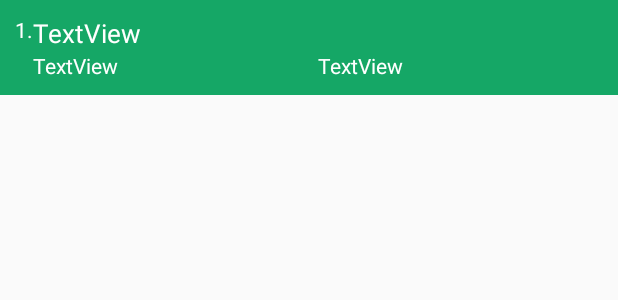
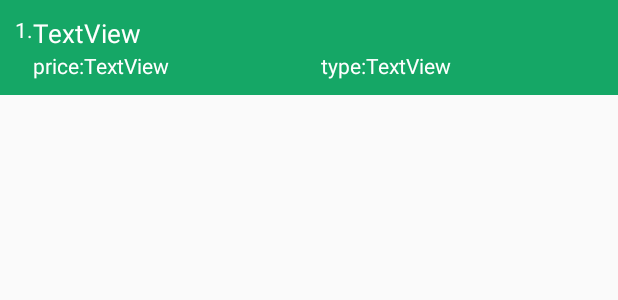
Before and after one commit to DerrickPikachu/PikaCount, an Android app: the layout list_item.xml on its own in the app's theme, with its tools: preview values and no code run, on a phone screen of 412 x 824 dp. Shown: the top 300 px of the screen. Run offline under Robolectric (Android 15) with nearby library versions, the phone set to English and light mode, and no system bars; plain views replace SwipeLayout.

Commit message:
Search with no type constraint

```diff
--- a/app/src/main/java/com/example/pikacount/viewStructure/AnalyzeController.java
+++ b/app/src/main/java/com/example/pikacount/viewStructure/AnalyzeController.java
@@ -102,7 +102,7 @@ public class AnalyzeController extends PageView {
         preQueryDate = date;
 
         // Query for a range of days
-        ArrayList<Cost> data = costDb.search(date);
+        ArrayList<Cost> data = costDb.search(date, new Date());
         eachTypeCost = new HashMap<>();
 
         if (!data.isEmpty()) {
--- a/app/src/main/java/com/example/pikacount/viewStructure/TodayCostController.java
+++ b/app/src/main/java/com/example/pikacount/viewStructure/TodayCostController.java
@@ -77,7 +77,7 @@ public class TodayCostController extends PageView {
     @Override
     public void updateList() {
         // Query today consumes
-        data = costDb.search(new Date());
+        data = costDb.search(new Date(), new Date());
         // Prepare the adapter of the list
         CostListAdapter listAdapter = new CostListAdapter(data, mainContext, this);
         listAdapter.setMode(Attributes.Mode.Single);
--- a/app/src/main/res/layout/list_item.xml
+++ b/app/src/main/res/layout/list_item.xml
@@ -68,11 +68,25 @@
                 android:orientation="horizontal">
 
                 <TextView
+                    android:id="@+id/priceHint"
+                    android:layout_width="wrap_content"
+                    android:layout_height="wrap_content"
+                    android:text="@string/input_price"
+                    android:textColor="#FFFFFF" />
+
+                <TextView
                     android:id="@+id/price"
                     android:layout_width="0dp"
                     android:layout_height="wrap_content"
                     android:layout_weight="1"
                     android:text="TextView"
+                    android:textColor="#FFFFFF" />
+
+                <TextView
+                    android:id="@+id/typeHint"
+                    android:layout_width="wrap_content"
+                    android:layout_height="wrap_content"
+                    android:text="@string/input_type"
                     android:textColor="#FFFFFF" />
 
                 <TextView
--- a/app/src/main/res/layout/search_layout.xml
+++ b/app/src/main/res/layout/search_layout.xml
@@ -48,7 +48,7 @@
             android:layout_height="wrap_content"
             android:layout_marginStart="15dp"
             android:layout_marginEnd="50dp"
-            android:entries="@array/type_list"
+            android:entries="@array/type_list_for_search"
             app:layout_constraintBottom_toBottomOf="@+id/textView4"
             app:layout_constraintEnd_toEndOf="parent"
             app:layout_constraintStart_toEndOf="@+id/textView4"
```
Also changed, not shown: app/src/main/java/com/example/pikacount/backend/CostDataBase.java (+9 -3 lines), app/src/main/java/com/example/pikacount/myAdapter/CostListAdapter.java (+4 -4 lines), app/src/main/java/com/example/pikacount/viewStructure/SearchController.java (+7 -1 lines), app/src/main/res/values/strings.xml (+13 -0 lines), 4 other files.
